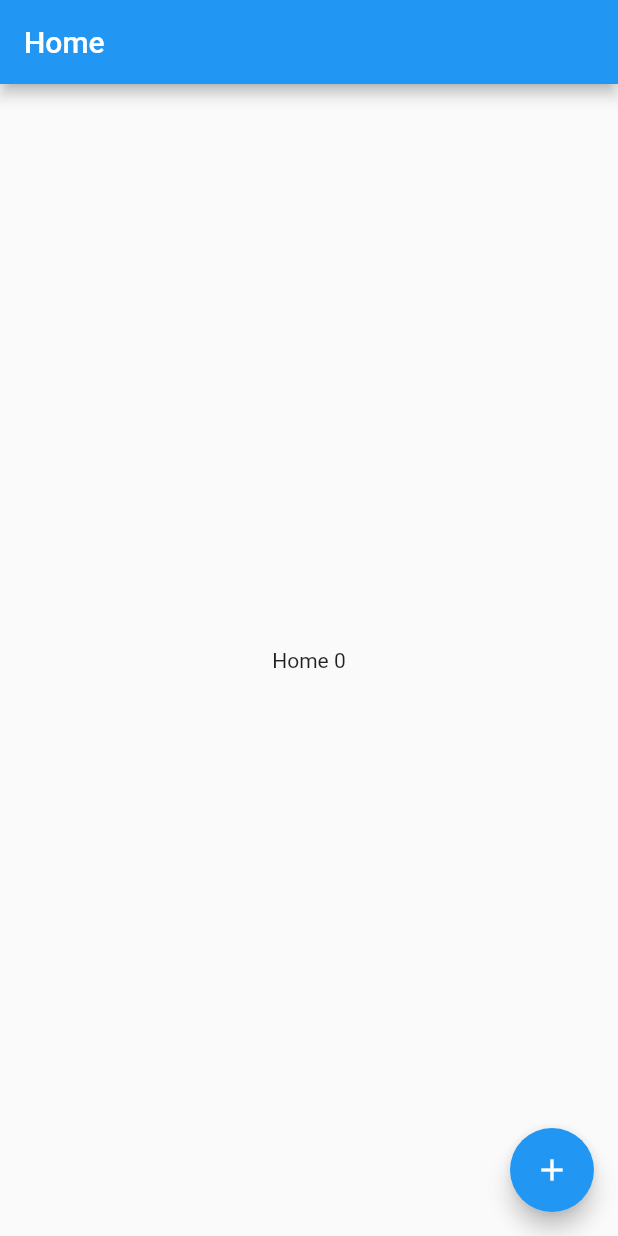
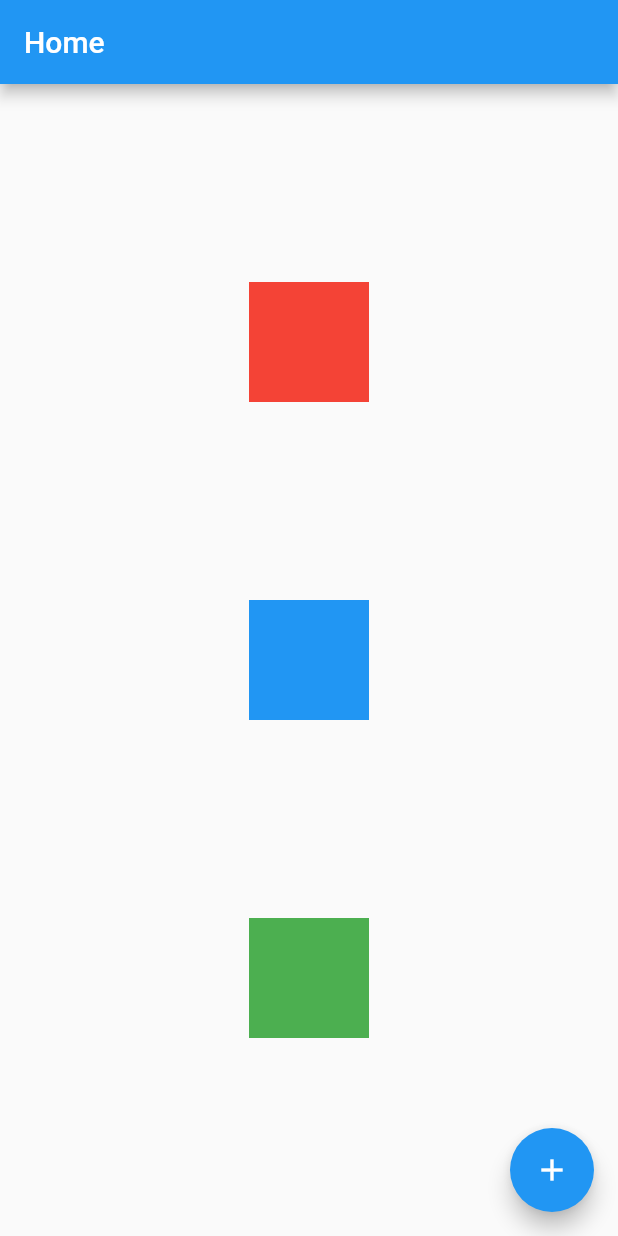
Before and after one commit to brunolopeschagas/FlutterCurso2022-flutterando, a Flutter app: the screen it shows after launch, on a phone screen of 412 x 824 dp. Run offline on Flutter 3.47's test engine with Material 2 defaults, Android fonts, the phone set to English and light mode, and no system bars.

Commit message:
Flutter Curso 2022 #15 - (Columns e Rows) prática - collum

```diff
--- a/lib/home_page.dart
+++ b/lib/home_page.dart
@@ -1,6 +1,4 @@
 import 'package:flutter/material.dart';
-import 'package:flutter/src/widgets/framework.dart';
-import 'package:flutter/src/widgets/placeholder.dart';
 
 //desenha na tela o widget (sem estado, deixa o estado para o State abaixo)
 class HomePage extends StatefulWidget {
@@ -33,7 +31,29 @@ class _HomePageState extends State<HomePage> {
         title: const Text('Home'),
       ),
       body: Center(
-        child: Text('Home $counter'),
+        child: Column(
+          // mainAxisAlignment: MainAxisAlignment.center,
+          // mainAxisAlignment: MainAxisAlignment.end,
+          // mainAxisAlignment: MainAxisAlignment.start,
+          mainAxisAlignment: MainAxisAlignment.spaceEvenly,
+          children: [
+            Container(
+              width: 80,
+              height: 80,
+              color: Colors.red,
+            ),
+            Container(
+              width: 80,
+              height: 80,
+              color: Colors.blue,
+            ),
+            Container(
+              width: 80,
+              height: 80,
+              color: Colors.green,
+            ),
+          ],
+        ),
       ),
       floatingActionButton: FloatingActionButton(
         child: const Icon(Icons.add),
```
